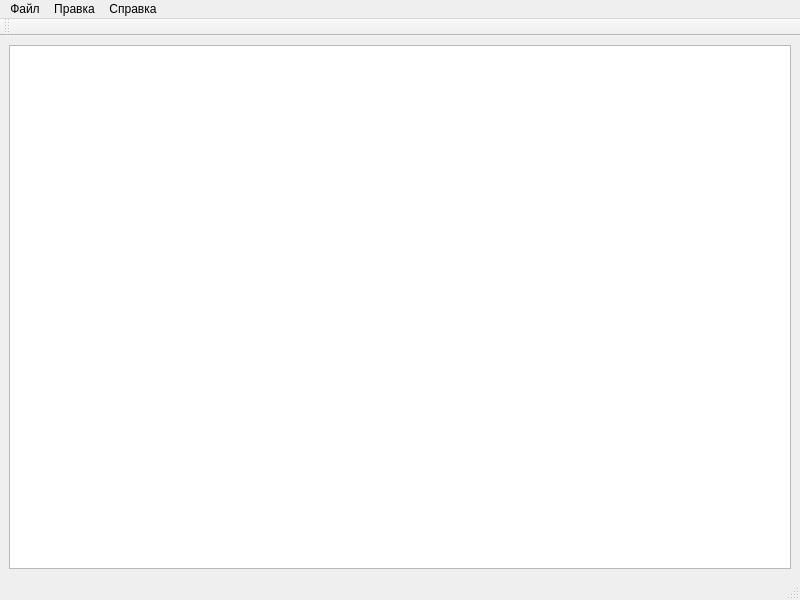
First picture: the form in mainwindow.ui, repository Noneptr/NetworkIPCalculator, before the edit.
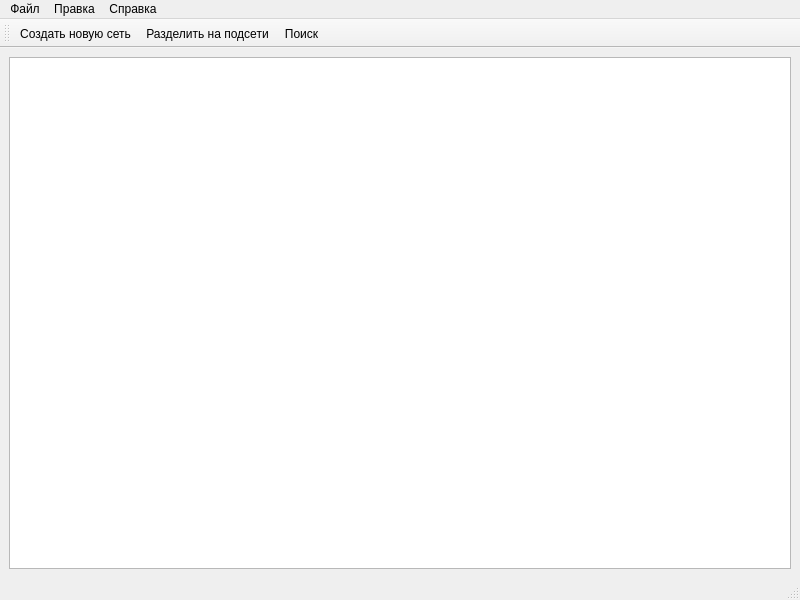
Second picture: the form after the edit. Icons and pictures are not drawn. Custom widgets are drawn as their Qt base class.

Diff of the .ui file:
```diff
--- a/mainwindow.ui
+++ b/mainwindow.ui
@@ -151,6 +151,9 @@
    <attribute name="toolBarBreak">
     <bool>false</bool>
    </attribute>
+   <addaction name="action_create"/>
+   <addaction name="action_split"/>
+   <addaction name="action_search"/>
   </widget>
   <action name="action_open">
    <property name="text">
```
Left out of the diff: 21 changed lines with no effect on the pictures.
